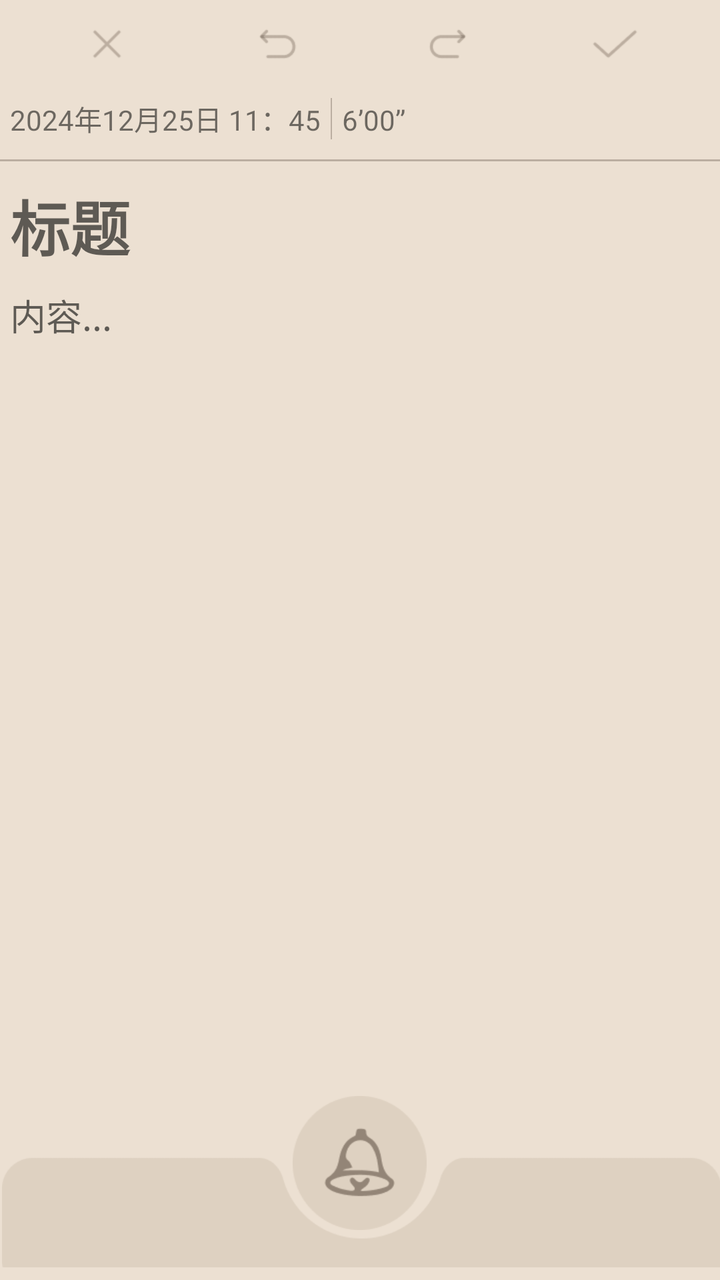
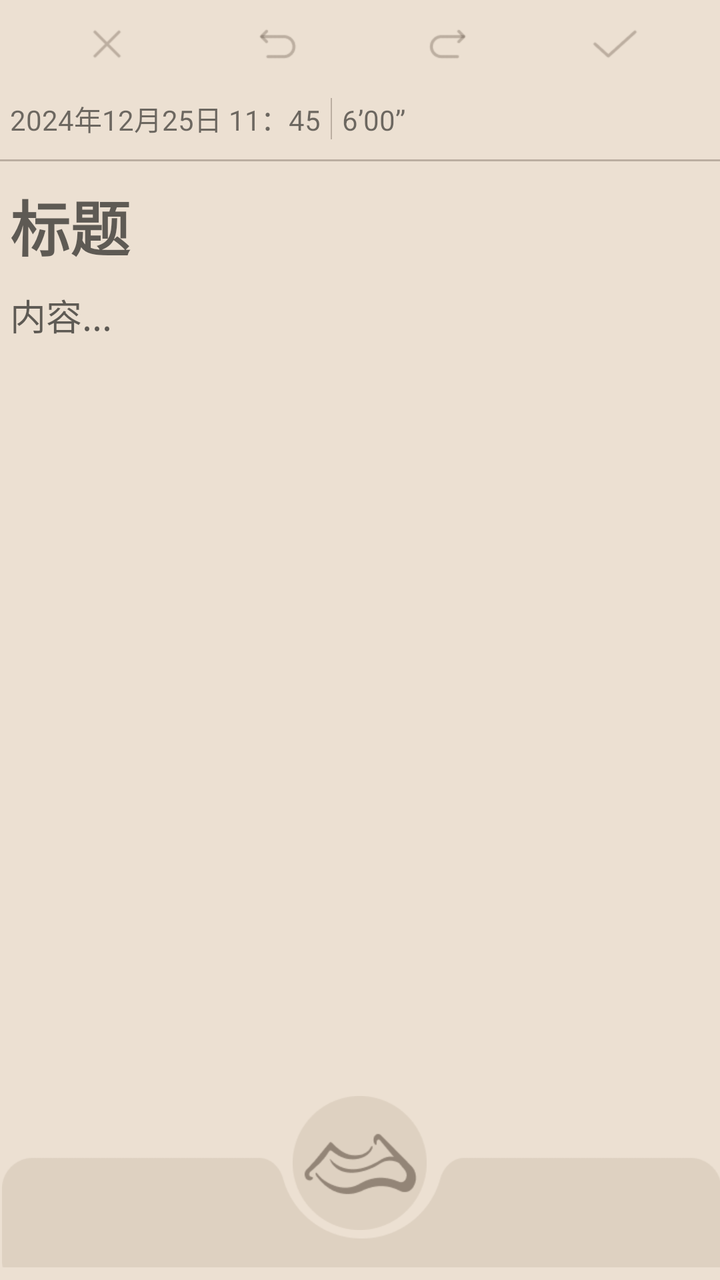

Screens rendered from an Android XML layout before and after an edit, with the pre-edit source and the edit as a unified diff.
<!-- AndroidManifest.xml: application theme Theme.AppCompat.Light.NoActionBar -->
<!-- res/layout/activity_pary_write.xml -->
<?xml version="1.0" encoding="utf-8"?>
<androidx.constraintlayout.widget.ConstraintLayout xmlns:android="http://schemas.android.com/apk/res/android"
    xmlns:app="http://schemas.android.com/apk/res-auto"
    xmlns:tools="http://schemas.android.com/tools"
    android:id="@+id/main"
    android:layout_width="match_parent"
    android:layout_height="match_parent"
    android:background="#ECE0D2"
    tools:context=".pary.ParyWrite">

    <LinearLayout
        android:id="@+id/linearLayout17"
        android:layout_width="match_parent"
        android:layout_height="0dp"
        android:orientation="vertical"
        app:layout_constraintBottom_toTopOf="@+id/lin_high"
        app:layout_constraintEnd_toEndOf="parent"
        app:layout_constraintHorizontal_bias="0.0"
        app:layout_constraintStart_toStartOf="parent"
        app:layout_constraintTop_toTopOf="parent">

        <LinearLayout
            android:layout_width="match_parent"
            android:layout_height="wrap_content"
            android:orientation="horizontal"
            android:padding="10dp">

            <ImageView
                android:id="@+id/img_back"
                android:layout_width="wrap_content"
                android:layout_height="24dp"
                android:layout_weight="1"
                app:srcCompat="@drawable/icon_cuo" />

            <ImageView
                android:id="@+id/img_chehui"
                android:layout_width="wrap_content"
                android:layout_height="24dp"
                android:layout_weight="1"
                app:srcCompat="@drawable/icon_chehui" />

            <ImageView
                android:id="@+id/img_huifu"
                android:layout_width="wrap_content"
                android:layout_height="24dp"
                android:layout_weight="1"
                app:srcCompat="@drawable/icon_huifu" />

            <ImageView
                android:id="@+id/img_ok"
                android:layout_width="wrap_content"
                android:layout_height="24dp"
                android:layout_weight="1"
                app:srcCompat="@drawable/icon_dui" />
        </LinearLayout>

        <LinearLayout
            android:layout_width="match_parent"
            android:layout_height="wrap_content"
            android:orientation="horizontal"
            android:padding="5dp">

            <TextView
                android:id="@+id/txt_date"
                android:layout_width="wrap_content"
                android:layout_height="wrap_content"
                android:layout_marginRight="5dp"
                android:text="2024年12月25日 11：45" />

            <View
                android:id="@+id/div_tab_bar6"
                android:layout_width="2px"
                android:layout_height="match_parent"
                android:layout_below="@+id/linearLayout13"
                android:layout_marginTop="0dp"
                android:layout_marginBottom="0dp"
                android:background="#BBAEA1"
                android:visibility="visible" />

            <TextView
                android:id="@+id/txt_sort"
                android:layout_width="wrap_content"
                android:layout_height="wrap_content"
                android:layout_marginLeft="5dp"
                android:layout_weight="1"
                android:text="6’00”" />

        </LinearLayout>

        <View
            android:id="@+id/div_tab_bar7"
            android:layout_width="match_parent"
            android:layout_height="3px"
            android:layout_below="@+id/linearLayout13"
            android:layout_marginTop="5dp"
            android:layout_marginBottom="0dp"
            android:background="#BBAEA1"
            android:visibility="visible" />

        <ScrollView
            android:layout_width="match_parent"
            android:layout_height="match_parent">

            <LinearLayout
                android:layout_width="match_parent"
                android:layout_height="wrap_content"
                android:orientation="vertical">

                <LinearLayout
                    android:layout_width="match_parent"
                    android:layout_height="match_parent"
                    android:orientation="vertical"
                    android:paddingLeft="5dp"
                    android:paddingRight="5dp">

                    <EditText
                        android:id="@+id/edtxt_title"
                        android:layout_width="match_parent"
                        android:layout_height="wrap_content"
                        android:layout_marginTop="10dp"
                        android:background="@android:color/transparent"
                        android:ems="10"
                        android:hint="标题"
                        android:inputType="text"
                        android:textSize="30sp"
                        android:textStyle="bold" />

                    <EditText
                        android:id="@+id/edtxt_content"
                        android:layout_width="match_parent"
                        android:layout_height="wrap_content"
                        android:layout_marginTop="10dp"
                        android:background="@android:color/transparent"
                        android:ems="10"
                        android:gravity="start|top"
                        android:hint="内容..."
                        android:inputType="textMultiLine" />
                </LinearLayout>
            </LinearLayout>
        </ScrollView>

    </LinearLayout>

    <LinearLayout
        android:id="@+id/lin_high"
        android:layout_width="match_parent"
        android:layout_height="150dp"
        android:gravity="center_horizontal"
        android:orientation="vertical"
        android:visibility="visible"
        app:layout_constraintBottom_toBottomOf="parent"
        app:layout_constraintEnd_toEndOf="parent"
        app:layout_constraintHorizontal_bias="0.0"
        app:layout_constraintStart_toStartOf="parent">


        <RelativeLayout
            android:layout_width="match_parent"
            android:layout_height="match_parent">

            
            <ImageView
                android:id="@+id/imageView33"
                android:layout_width="wrap_content"
                android:layout_height="100dp"
                android:layout_alignParentStart="true"
                android:layout_alignParentEnd="true"
                android:layout_alignParentBottom="true"
                android:layout_marginStart="1dp"
                android:layout_marginEnd="-1dp"
                android:layout_marginBottom="0dp"
                app:srcCompat="@drawable/bg_write" />

            
            <ImageView
                android:id="@+id/img_zp"
                android:layout_width="36dp"
                android:layout_height="36dp"
                android:layout_alignParentBottom="true"
                android:layout_centerHorizontal="true"
                android:layout_marginBottom="25dp"
                android:scaleType="centerCrop"
                android:visibility="gone"
                app:srcCompat="@drawable/icon_zp" />

            
            <ImageView
                android:id="@+id/img_xj"
                android:layout_width="36dp"
                android:layout_height="36dp"
                android:layout_alignParentBottom="true"
                android:layout_centerHorizontal="true"
                android:layout_marginBottom="25dp"
                android:scaleType="centerCrop"
                android:visibility="gone"
                app:srcCompat="@drawable/icon_xj" />

            
            <ImageView
                android:id="@+id/img_main"
                android:layout_width="67dp"
                android:layout_height="67dp"
                android:layout_centerHorizontal="true"
                android:layout_alignParentBottom="true"
                android:layout_marginBottom="25dp"
                android:scaleType="centerCrop"
                app:srcCompat="@drawable/icon_yuyin" />
        </RelativeLayout>

    </LinearLayout>

</androidx.constraintlayout.widget.ConstraintLayout>
<!-- resources referenced by this layout -->
<resources>
  <!-- drawable bg_write: png bitmap (drawable, 2699 bytes) -->
  <!-- drawable icon_chehui: png bitmap (drawable, 848 bytes) -->
  <!-- drawable icon_cuo: png bitmap (drawable, 450 bytes) -->
  <!-- drawable icon_dui: png bitmap (drawable, 712 bytes) -->
  <!-- drawable icon_huifu: png bitmap (drawable, 900 bytes) -->
  <!-- drawable icon_xj: png bitmap (drawable, 2225 bytes) -->
  <!-- drawable icon_yuyin: png bitmap (drawable, 4106 bytes) -->
  <!-- drawable icon_zp: png bitmap (drawable, 2312 bytes) -->
</resources>

<!-- the commit's change to res/layout/activity_pary_write.xml (unified diff, before → after) -->
@@ -13,7 +13,7 @@
         android:layout_width="match_parent"
         android:layout_height="0dp"
         android:orientation="vertical"
-        app:layout_constraintBottom_toTopOf="@+id/lin_high"
+        app:layout_constraintBottom_toBottomOf="parent"
         app:layout_constraintEnd_toEndOf="parent"
         app:layout_constraintHorizontal_bias="0.0"
         app:layout_constraintStart_toStartOf="parent"
@@ -102,6 +102,7 @@
             android:layout_height="match_parent">
 
             <LinearLayout
+                android:id="@+id/lin_write"
                 android:layout_width="match_parent"
                 android:layout_height="wrap_content"
                 android:orientation="vertical">
@@ -200,11 +201,11 @@
                 android:id="@+id/img_main"
                 android:layout_width="67dp"
                 android:layout_height="67dp"
+                android:layout_alignParentBottom="true"
                 android:layout_centerHorizontal="true"
-                android:layout_alignParentBottom="true"
                 android:layout_marginBottom="25dp"
                 android:scaleType="centerCrop"
-                app:srcCompat="@drawable/icon_yuyin" />
+                app:srcCompat="@drawable/icon_tu" />
         </RelativeLayout>
 
     </LinearLayout>
<!-- resource entries referenced after the edit -->
@@ -5,8 +5,8 @@
   <!-- drawable icon_cuo: png bitmap (drawable, 450 bytes) -->
   <!-- drawable icon_dui: png bitmap (drawable, 712 bytes) -->
   <!-- drawable icon_huifu: png bitmap (drawable, 900 bytes) -->
+  <!-- drawable icon_tu: png bitmap (drawable, 4678 bytes) -->
   <!-- drawable icon_xj: png bitmap (drawable, 2225 bytes) -->
-  <!-- drawable icon_yuyin: png bitmap (drawable, 4106 bytes) -->
   <!-- drawable icon_zp: png bitmap (drawable, 2312 bytes) -->
 </resources>
 
